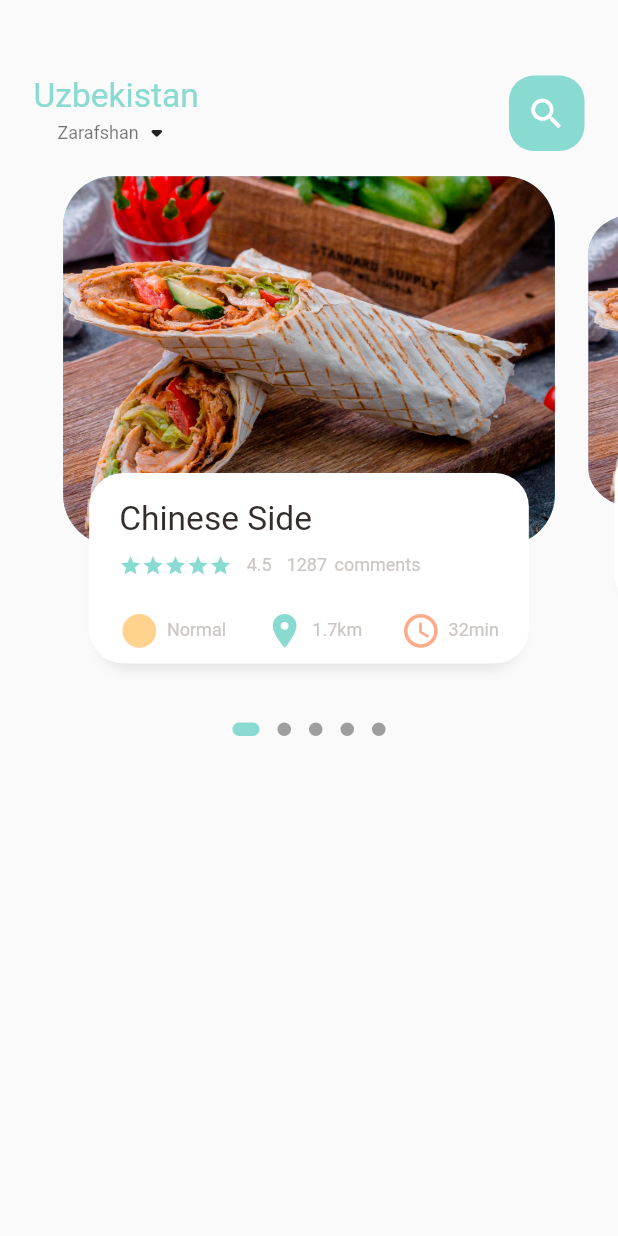
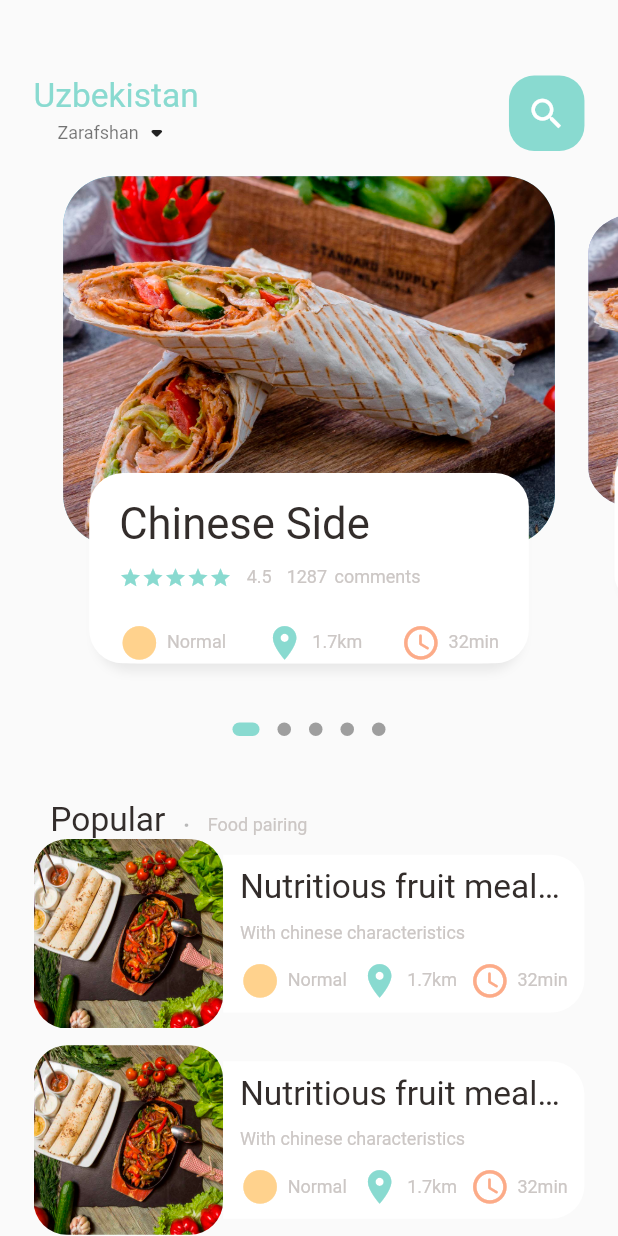
Before and after one commit to KHALMATOV-FARRUKH/food_delivery_app, a Flutter app: the MainFoodPage screen opened directly, on a phone screen of 412 x 824 dp. Run offline on Flutter 3.47's test engine with Material 2 defaults, Android fonts, the phone set to English and light mode, and no system bars; drawn by our look-alikes of dots_indicator; our stand-ins replace get.

Commit message:
Created dart files: app_column.dart app_icon.dart expandable_text_widget.dart popular_food_detail.dart recommended_food_detail.dart
Added .png file

```diff
--- a/lib/main.dart
+++ b/lib/main.dart
@@ -1,5 +1,7 @@
 import 'package:flutter/material.dart';
-import 'package:food_delivery_app/home/main_food_page.dart';
+import 'package:food_delivery_app/pages/food/popular_food_detail.dart';
+import 'package:food_delivery_app/pages/food/recommended_food_detail.dart';
+import 'package:food_delivery_app/pages/home/main_food_page.dart';
 import 'package:get/get.dart';
 
 void main() {
@@ -18,7 +20,7 @@ class MyApp extends StatelessWidget {
       theme: ThemeData(
         primarySwatch: Colors.blue,
       ),
-      home: MainFoodPage(),
+      home: RecommendedFoodDetail(),
     );
   }
 }
--- a/lib/home/food_page_body.dart
+++ b/lib/pages/home/food_page_body.dart
@@ -6,6 +6,7 @@ import 'package:dots_indicator/dots_indicator.dart';
 import 'package:flutter/material.dart';
 import 'package:flutter/cupertino.dart';
 import 'package:food_delivery_app/utils/colors.dart';
+import 'package:food_delivery_app/widgets/app_column.dart';
 import 'package:food_delivery_app/widgets/big_text.dart';
 import 'package:food_delivery_app/widgets/icon_and_text_widget.dart';
 import 'package:food_delivery_app/widgets/small_text.dart';
@@ -72,10 +73,119 @@ class _FoodPageBodyState extends State<FoodPageBody> {
         SizedBox(height: Dimensions.height30),
         Container(
           margin: EdgeInsets.only(left: Dimensions.width30),
+          child: Row(
+            crossAxisAlignment: CrossAxisAlignment.end,
+            children: [
+              BigText(text: "Popular"),
+              SizedBox(
+                width: Dimensions.width10,
+              ),
+              Container(
+                margin: const EdgeInsets.only(bottom: 3),
+                child: BigText(text: ".", color: Colors.black26),
+              ),
+              SizedBox(
+                width: Dimensions.width10,
+              ),
+              Container(
+                margin: const EdgeInsets.only(bottom: 2),
+                child: SmallText(
+                  text: "Food pairing",
+                ),
+              ),
+            ],
+          ),
         ),
+        //list of food and images
+
+        ListView.builder(
+              physics: NeverScrollableScrollPhysics(),
+              shrinkWrap: true,
+              itemCount: 10,
+              itemBuilder: (context, index) {
+                return Container(
+                  margin: EdgeInsets.only(
+                      left: Dimensions.width20,
+                      right: Dimensions.width20,
+                      bottom: Dimensions.height10),
+                  child: Row(
+                    children: [
+                      //image section
+                      Container(
+                        width: Dimensions.listViewImgSize,
+                        height: Dimensions.listViewImgSize,
+                        decoration: BoxDecoration(
+                          borderRadius:
+                              BorderRadius.circular(Dimensions.radius20),
+                          color: Colors.white38,
+                          image: DecorationImage(
+                            fit: BoxFit.cover,
+                            image: AssetImage(
+                              "assets/image/food2.png",
+                            ),
+                          ),
+                        ),
+                      ),
+                      //text container
+                      Expanded(
+                        child: Container(
+                          height: Dimensions.listViewTextContSize,
+                          decoration: BoxDecoration(
+                            borderRadius: BorderRadius.only(
+                              topRight: Radius.circular(Dimensions.radius20),
+                              bottomRight: Radius.circular(Dimensions.radius20),
+                            ),
+                            color: Colors.white,
+                          ),
+                          child: Padding(
+                            padding: EdgeInsets.only(
+                                left: Dimensions.width10,
+                                right: Dimensions.width10),
+                            child: Column(
+                              crossAxisAlignment: CrossAxisAlignment.start,
+                              mainAxisAlignment: MainAxisAlignment.center,
+                              children: [
+                                BigText(text: "Nutritious fruit meal in China"),
+                                SizedBox(height: Dimensions.height10),
+                                SmallText(text: "With chinese characteristics"),
+                                SizedBox(height: Dimensions.height10),
+                                Row(
+                                  mainAxisAlignment:
+                                      MainAxisAlignment.spaceBetween,
+                                  children: [
+                                    IconAndTextWidget(
+                                      icon: Icons.circle_sharp,
+                                      text: "Normal",
+                                      iconColor: AppColors.iconColor1,
+                                    ),
+                                    IconAndTextWidget(
+                                      icon: Icons.location_on,
+                                      text: "1.7km",
+                                      iconColor: AppColors.mainColor,
+                                    ),
+                                    IconAndTextWidget(
+                                      icon: Icons.access_time_rounded,
+                                      text: "32min",
+                                      iconColor: AppColors.iconColor2,
+                                    ),
+                                  ],
+                                ),
+                              ],
+                            ),
+                          ),
+                        ),
+                      ),
+                    ],
+                  ),
+                );
+              }),
+
       ],
     );
   }
+
+
+
 
   Widget _buildPageItem(int index) {
     Matrix4 matrix = new Matrix4.identity();
@@ -124,7 +234,10 @@ class _FoodPageBodyState extends State<FoodPageBody> {
             alignment: Alignment.bottomCenter,
             child: Container(
               height: Dimensions.pageViewTextContainer,
-              margin: EdgeInsets.only(left: Dimensions.width30, right: Dimensions.width30, bottom: Dimensions.height30),
+              margin: EdgeInsets.only(
+                  left: Dimensions.width30,
+                  right: Dimensions.width30,
+                  bottom: Dimensions.height30),
               decoration: BoxDecoration(
                 borderRadius: BorderRadius.circular(Dimensions.radius20),
                 color: Colors.white,
@@ -147,52 +260,8 @@ class _FoodPageBodyState extends State<FoodPageBody> {
               child: Container(
                 padding: EdgeInsets.only(
                     top: Dimensions.height15, left: 15, right: 15),
-                child: Column(
-                  crossAxisAlignment: CrossAxisAlignment.start,
-                  children: [
-                    BigText(text: "Chinese Side"),
-                    SizedBox(height: Dimensions.height10),
-                    Row(
-                      children: [
-                        Wrap(
-                          children: List.generate(5, (index) {
-                            return Icon(
-                              Icons.star,
-                              color: AppColors.mainColor,
-                              size: 15,
-                            );
-                          }),
-                        ),
-                        SizedBox(width: 10),
-                        SmallText(text: "4.5"),
-                        SizedBox(width: 10),
-                        SmallText(text: "1287"),
-                        SizedBox(width: 5),
-                        SmallText(text: "comments"),
-                      ],
-                    ),
-                    SizedBox(height: Dimensions.height20),
-                    Row(
-                      mainAxisAlignment: MainAxisAlignment.spaceBetween,
-                      children: [
-                        IconAndTextWidget(
-                          icon: Icons.circle_sharp,
-                          text: "Normal",
-                          iconColor: AppColors.iconColor1,
-                        ),
-                        IconAndTextWidget(
-                          icon: Icons.location_on,
-                          text: "1.7km",
-                          iconColor: AppColors.mainColor,
-                        ),
-                        IconAndTextWidget(
-                          icon: Icons.access_time_rounded,
-                          text: "32min",
-                          iconColor: AppColors.iconColor2,
-                        ),
-                      ],
-                    ),
-                  ],
+                child: AppColumn(
+                  text: "Chinese Side",
                 ),
               ),
             ),
--- a/lib/home/main_food_page.dart
+++ b/lib/pages/home/main_food_page.dart
@@ -1,5 +1,5 @@
 import 'package:flutter/material.dart';
-import 'package:food_delivery_app/home/food_page_body.dart';
+import 'package:food_delivery_app/pages/home/food_page_body.dart';
 import 'package:food_delivery_app/utils/colors.dart';
 import 'package:food_delivery_app/utils/dimensions.dart';
 import 'package:food_delivery_app/widgets/big_text.dart';
@@ -15,15 +15,17 @@ class MainFoodPage extends StatefulWidget {
 class _MainFoodPageState extends State<MainFoodPage> {
   @override
   Widget build(BuildContext context) {
-    print("current height is" +MediaQuery.of(context).size.height.toString());
+    print("current height is" + MediaQuery.of(context).size.width.toString());
     return Scaffold(
       body: Column(
         children: [
           //showing the header
           Container(
             child: Container(
-              margin: EdgeInsets.only(top: Dimensions.height45, bottom: Dimensions.height15),
-              padding: EdgeInsets.only(left: Dimensions.width20, right: Dimensions.width20),
+              margin: EdgeInsets.only(
+                  top: Dimensions.height45, bottom: Dimensions.height15),
+              padding: EdgeInsets.only(
+                  left: Dimensions.width20, right: Dimensions.width20),
               child: Row(
                 mainAxisAlignment: MainAxisAlignment.spaceBetween,
                 children: [
@@ -51,7 +53,8 @@ class _MainFoodPageState extends State<MainFoodPage> {
                         size: Dimensions.iconSize24,
                       ),
                       decoration: BoxDecoration(
-                        borderRadius: BorderRadius.circular(Dimensions.radius15),
+                        borderRadius:
+                            BorderRadius.circular(Dimensions.radius15),
                         color: AppColors.mainColor,
                       ),
                     ),
@@ -61,7 +64,11 @@ class _MainFoodPageState extends State<MainFoodPage> {
             ),
           ),
           //showing the body
-          FoodPageBody(),
+          Expanded(
+            child: SingleChildScrollView(
+              child: FoodPageBody(),
+            ),
+          ),
         ],
       ),
     );
--- a/lib/utils/dimensions.dart
+++ b/lib/utils/dimensions.dart
@@ -1,9 +1,8 @@
 import 'package:get/get.dart';
 
-class Dimensions{
+class Dimensions {
   static double screenHeight = Get.context!.height;
-static double screeWidth = Get.context!.width;
-
+  static double screenWidth = Get.context!.width;
 
   static double pageView = screenHeight / 2.30;
   static double pageViewContainer = screenHeight / 3.35;
@@ -22,13 +21,27 @@ static double width15 = screenHeight / 49.13;
   static double width20 = screenHeight / 36.85;
   static double width30 = screenHeight / 24.56;
 
+//font size
+  static double font16 = screenHeight / 46.06;
+  static double font20 = screenHeight / 36.85;
+  static double font26 = screenHeight / 28.34;
 
-static double font20 = screenHeight / 36.85;
-
+//radius
   static double radius15 = screenHeight / 49.13;
   static double radius20 = screenHeight / 36.85;
   static double radius30 = screenHeight / 24.56;
 
 //icon Size
   static double iconSize24 = screenHeight / 30.70;
+  static double iconSize16 = screenHeight / 46.06;
+
+//list view size
+  static double listViewImgSize = screenWidth / 3.26;
+  static double listViewTextContSize = screenWidth / 3.92;
+
+//popular food
+  static double popularFoodImgSize = screenHeight / 2.4;
+
+//bottom height
+  static double bottomHeightBar = screenHeight / 6.14;
 }
--- /dev/null
+++ b/lib/widgets/app_column.dart
@@ -0,0 +1,67 @@
+import 'package:flutter/cupertino.dart';
+import 'package:flutter/material.dart';
+import 'package:food_delivery_app/utils/colors.dart';
+import 'package:food_delivery_app/utils/dimensions.dart';
+import 'package:food_delivery_app/widgets/big_text.dart';
+import 'package:food_delivery_app/widgets/icon_and_text_widget.dart';
+import 'package:food_delivery_app/widgets/small_text.dart';
+
+class AppColumn extends StatelessWidget {
+  final String text;
+
+  const AppColumn({
+    Key? key,
+    required this.text,
+  }) : super(key: key);
+
+  @override
+  Widget build(BuildContext context) {
+    return Column(
+      crossAxisAlignment: CrossAxisAlignment.start,
+      children: [
+        BigText(text: text,size: Dimensions.font26,),
+        SizedBox(height: Dimensions.height10),
+        Row(
+          children: [
+            Wrap(
+              children: List.generate(5, (index) {
+                return Icon(
+                  Icons.star,
+                  color: AppColors.mainColor,
+                  size: 15,
+                );
+              }),
+            ),
+            SizedBox(width: 10),
+            SmallText(text: "4.5"),
+            SizedBox(width: 10),
+            SmallText(text: "1287"),
+            SizedBox(width: 5),
+            SmallText(text: "comments"),
+          ],
+        ),
+        SizedBox(height: Dimensions.height20),
+        Row(
+          mainAxisAlignment: MainAxisAlignment.spaceBetween,
+          children: [
+            IconAndTextWidget(
+              icon: Icons.circle_sharp,
+              text: "Normal",
+              iconColor: AppColors.iconColor1,
+            ),
+            IconAndTextWidget(
+              icon: Icons.location_on,
+              text: "1.7km",
+              iconColor: AppColors.mainColor,
+            ),
+            IconAndTextWidget(
+              icon: Icons.access_time_rounded,
+              text: "32min",
+              iconColor: AppColors.iconColor2,
+            ),
+          ],
+        ),
+      ],
+    );
+  }
+}
```
Also changed, not shown: lib/pages/food/popular_food_detail.dart (added, +141 -0 lines), lib/pages/food/recommended_food_detail.dart (added, +61 -0 lines), lib/widgets/app_icon.dart (added, +35 -0 lines), lib/widgets/expandable_text_widget.dart (added, +64 -0 lines), assets/image/food3.png (added). Lines whose indentation alone changed are shown as unchanged.
